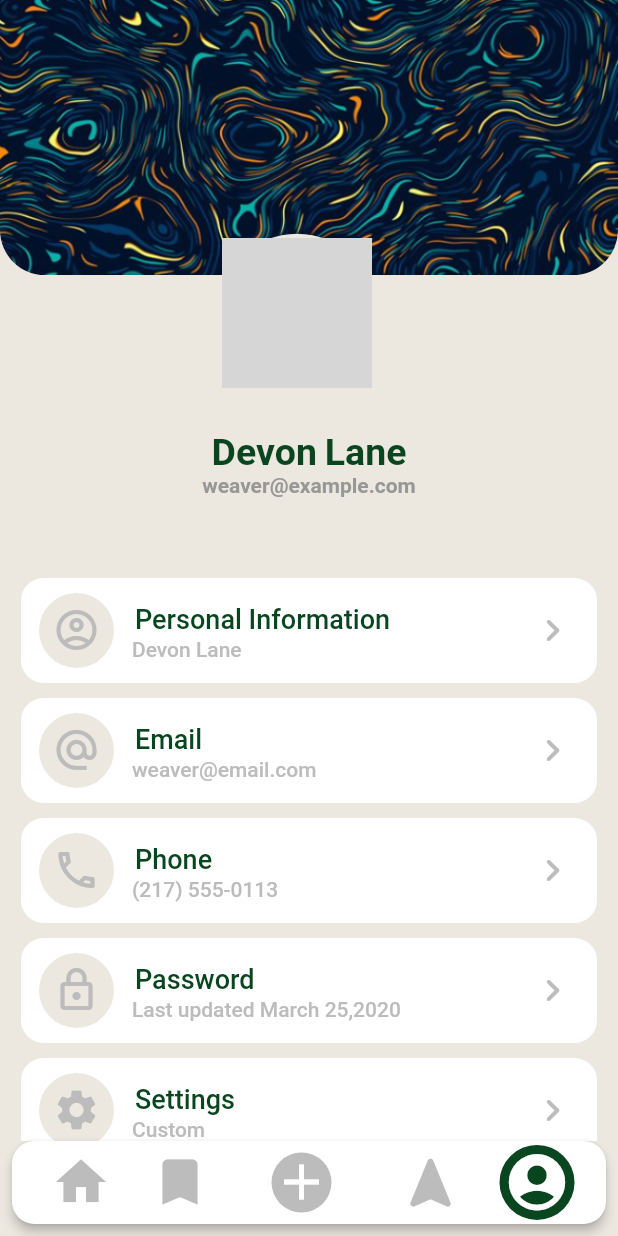
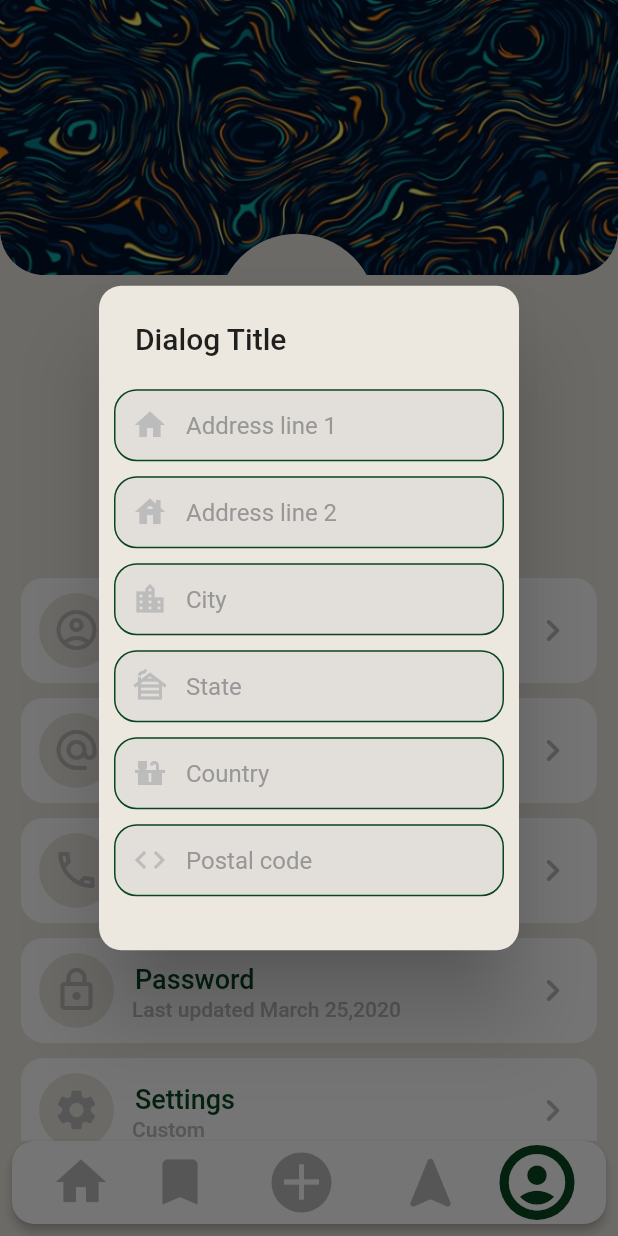
Before and after one commit to JohnNixon6972/Property_app, a Flutter app: the screen it shows after launch, item 5 of the bottom bar chosen, after a tap on the "expand less" icon, on a phone screen of 412 x 824 dp. Run offline on Flutter 3.47's test engine with Material 2 defaults, Android fonts, the phone set to English and light mode, and no system bars; drawn by our look-alikes of avatar_glow; our stand-ins replace firebase_auth, firebase_core, modal_progress_hud_nsn; missing offline and left inert: dart:ffi, emojis; accounts and stored records are empty; grey boxes are pictures that could not be loaded.

Commit message:
Added dialog box in Profile Page

```diff
--- a/lib/screens/profileScreen.dart
+++ b/lib/screens/profileScreen.dart
@@ -1,7 +1,4 @@
-// ignore_for_file: prefer_const_constructors
-
 import 'dart:ffi';
-
 import 'package:flutter/material.dart';
 import 'package:property_app/screens/homescreen.dart';
 import '../constants.dart';
@@ -148,12 +145,30 @@ class _profileScreenState extends State<profileScreen> {
   }
 }
 
-class ProfileDetailsContainer extends StatelessWidget {
+class ProfileDetailsContainer extends StatefulWidget {
   final IconData icon;
   final String Title;
   final String SubTitle;
+
   ProfileDetailsContainer(
       {required this.icon, required this.Title, required this.SubTitle});
+
+  @override
+  State<ProfileDetailsContainer> createState() =>
+      _ProfileDetailsContainerState();
+}
+
+class _ProfileDetailsContainerState extends State<ProfileDetailsContainer> {
+  late String name;
+  late String email;
+  late String mobileNumber;
+  late String addressLine1;
+  late String addressLine2;
+  late String password;
+  late String city;
+  late String state;
+  late String country;
+  late String postalCode;
   @override
   Widget build(BuildContext context) {
     return Padding(
@@ -176,7 +191,7 @@ class ProfileDetailsContainer extends StatelessWidget {
                 radius: 25,
                 backgroundColor: kPageBackgroundColor,
                 child: Icon(
-                  icon,
+                  widget.icon,
                   size: 32,
                   color: kNavigationIconColor,
                 ),
@@ -190,7 +205,7 @@ class ProfileDetailsContainer extends StatelessWidget {
                   Padding(
                     padding: const EdgeInsets.all(2.0),
                     child: Text(
-                      Title,
+                      widget.Title,
                       style: TextStyle(
                           color: kHighlightedTextColor,
                           fontSize: 18,
@@ -198,7 +213,7 @@ class ProfileDetailsContainer extends StatelessWidget {
                     ),
                   ),
                   Text(
-                    SubTitle,
+                    widget.SubTitle,
                     style: TextStyle(
                         color: kNavigationIconColor,
                         fontWeight: FontWeight.w500),
@@ -213,7 +228,10 @@ class ProfileDetailsContainer extends StatelessWidget {
                 angle: 90 * pi / 180,
                 child: GestureDetector(
                   onTap: () {
-                    Navigator.pop(context);
+                    print("Tapped");
+                    // Navigator.pop(context);
+                    showDialog(
+                        context: context, builder: (_) => editDetailsPopup("Personal Information"));
                   },
                   child: Icon(
                     Icons.expand_less_rounded,
@@ -228,7 +246,156 @@ class ProfileDetailsContainer extends StatelessWidget {
       ),
     );
   }
+
+  SimpleDialog editDetailsPopup(String boxTitle) {
+
+    return SimpleDialog(
+      backgroundColor: kPageBackgroundColor,
+      shape: RoundedRectangleBorder(borderRadius: BorderRadius.circular(15)),
+      title: Text('Dialog Title'),
+      children: [
+        Padding(
+          padding: const EdgeInsets.all(10.0),
+          child: Container(
+            child: Column(
+              children: [
+                TextFormField(
+                  keyboardType: TextInputType.streetAddress,
+                  textAlign: TextAlign.left,
+                  style: TextStyle(color: kPrimaryButtonColor),
+                  validator: (value) {
+                    if (value == null || value.isEmpty) {
+                      return 'Please enter valid text';
+                    } else {
+                      addressLine1 = value;
+                    }
+
+                    return null;
+                  },
+                  decoration: kTextFieldDecoration.copyWith(
+                    hintText: 'Address line 1',
+                    prefixIcon: Icon(Icons.home, color: kNavigationIconColor),
+                  ),
+                ),
+                SizedBox(
+                  height: 10,
+                ),
+                TextFormField(
+                  keyboardType: TextInputType.streetAddress,
+                  textAlign: TextAlign.left,
+                  style: TextStyle(color: kPrimaryButtonColor),
+                  validator: (value) {
+                    if (value == null || value.isEmpty) {
+                      return 'Please enter valid text';
+                    } else {
+                      addressLine2 = value;
+                    }
+
+                    return null;
+                  },
+                  decoration: kTextFieldDecoration.copyWith(
+                    hintText: 'Address line 2',
+                    prefixIcon: Icon(Icons.house, color: kNavigationIconColor),
+                  ),
+                ),
+                SizedBox(
+                  height: 10,
+                ),
+                TextFormField(
+                  keyboardType: TextInputType.streetAddress,
+                  textAlign: TextAlign.left,
+                  style: TextStyle(color: kPrimaryButtonColor),
+                  validator: (value) {
+                    if (value == null || value.isEmpty) {
+                      return 'Please enter valid text';
+                    } else {
+                      city = value;
+                    }
+
+                    return null;
+                  },
+                  decoration: kTextFieldDecoration.copyWith(
+                    hintText: 'City',
+                    prefixIcon:
+                        Icon(Icons.location_city, color: kNavigationIconColor),
+                  ),
+                ),
+                SizedBox(
+                  height: 10,
+                ),
+                TextFormField(
+                  keyboardType: TextInputType.streetAddress,
+                  textAlign: TextAlign.left,
+                  style: TextStyle(color: kPrimaryButtonColor),
+                  validator: (value) {
+                    if (value == null || value.isEmpty) {
+                      return 'Please enter valid text';
+                    } else {
+                      state = value;
+                    }
+
+                    return null;
+                  },
+                  decoration: kTextFieldDecoration.copyWith(
+                    hintText: 'State',
+                    prefixIcon: Icon(Icons.cabin, color: kNavigationIconColor),
+                  ),
+                ),
+                SizedBox(
+                  height: 10,
+                ),
+                TextFormField(
+                  keyboardType: TextInputType.streetAddress,
+                  textAlign: TextAlign.left,
+                  style: TextStyle(color: kPrimaryButtonColor),
+                  validator: (value) {
+                    if (value == null || value.isEmpty) {
+                      return 'Please enter valid text';
+                    } else {
+                      country = value;
+                    }
+
+                    return null;
+                  },
+                  decoration: kTextFieldDecoration.copyWith(
+                    hintText: 'Country',
+                    prefixIcon:
+                        Icon(Icons.countertops, color: kNavigationIconColor),
+                  ),
+                ),
+                SizedBox(
+                  height: 10,
+                ),
+                TextFormField(
+                  keyboardType: TextInputType.streetAddress,
+                  textAlign: TextAlign.left,
+                  style: TextStyle(color: kPrimaryButtonColor),
+                  validator: (value) {
+                    if (value == null || value.isEmpty) {
+                      return 'Please enter valid text';
+                    } else {
+                      postalCode = value;
+                    }
+
+                    return null;
+                  },
+                  decoration: kTextFieldDecoration.copyWith(
+                    hintText: 'Postal code',
+                    prefixIcon: Icon(Icons.code, color: kNavigationIconColor),
+                  ),
+                ),
+                SizedBox(
+                  height: 10,
+                ),
+              ],
+            ),
+          ),
+        ),
+      ],
+    );
+  }
 }
+
 
 
 
@@ -242,25 +409,25 @@ class ProfileDetailsContainer extends StatelessWidget {
 //                   SizedBox(
 //                     height: 10,
 //                   ),
-//                   TextFormField(
-//                     keyboardType: TextInputType.streetAddress,
-//                     textAlign: TextAlign.left,
-//                     style: TextStyle(color: kPrimaryButtonColor),
-//                     validator: (value) {
-//                       if (value == null || value.isEmpty) {
-//                         return 'Please enter valid text';
-//                       } else {
-//                         addressLine1 = value;
-//                       }
+                  // TextFormField(
+                  //   keyboardType: TextInputType.streetAddress,
+                  //   textAlign: TextAlign.left,
+                  //   style: TextStyle(color: kPrimaryButtonColor),
+                  //   validator: (value) {
+                  //     if (value == null || value.isEmpty) {
+                  //       return 'Please enter valid text';
+                  //     } else {
+                  //       addressLine1 = value;
+                  //     }
 
-//                       return null;
-//                     },
-//                     decoration: kTextFieldDecoration.copyWith(
-//                       hintText: 'Address line 1',
-//                       prefixIcon:
-//                           Icon(Icons.home, color: kNavigationIconColor),
-//                     ),
-//                   ),
+                  //     return null;
+                  //   },
+                  //   decoration: kTextFieldDecoration.copyWith(
+                  //     hintText: 'Address line 1',
+                  //     prefixIcon:
+                  //         Icon(Icons.home, color: kNavigationIconColor),
+                  //   ),
+                  // ),
 //                   SizedBox(
 //                     height: 10,
 //                   ),
```
